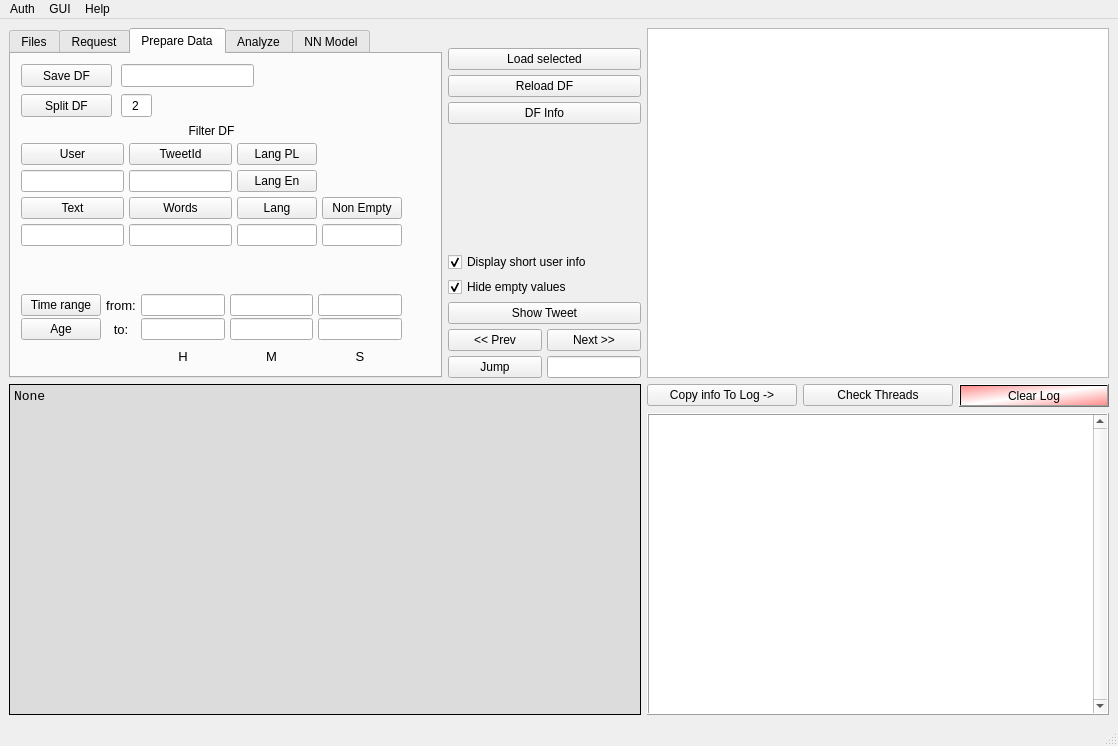
GrzegorzKrug/TwitterAnalyzer, file TwitterAnalyzer/GUI/GUI_QT.ui: the form before one commit.
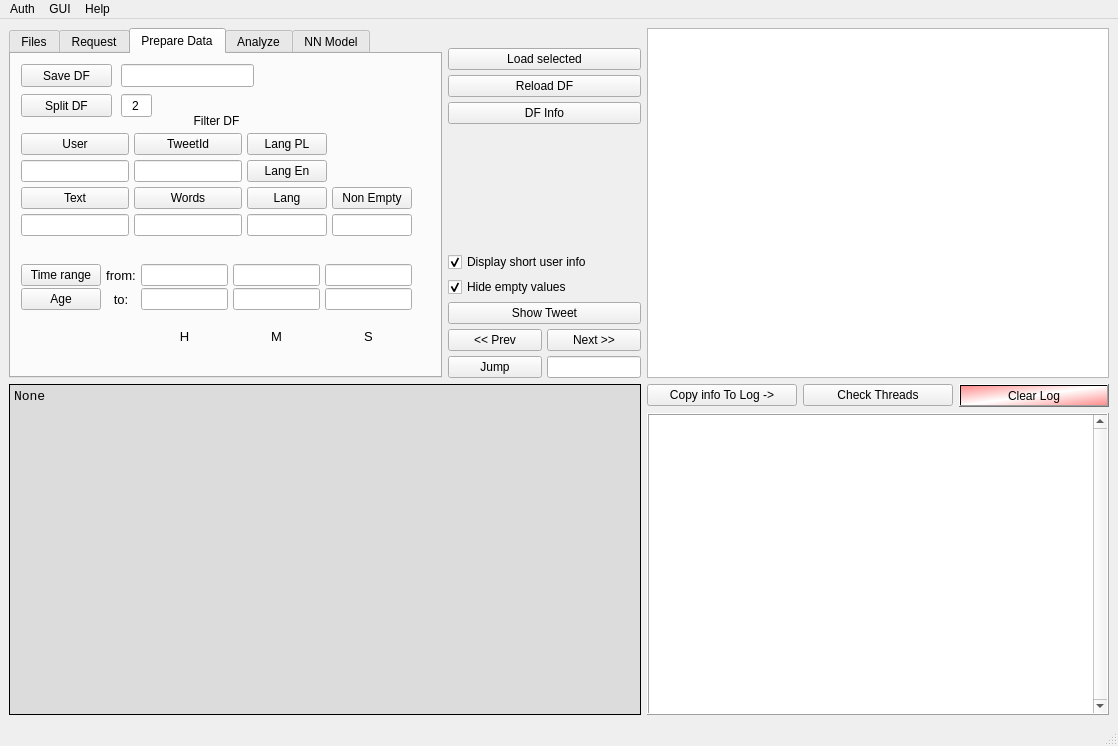
The form after the commit.

Patch:
```diff
--- a/TwitterAnalyzer/GUI/GUI_QT.ui
+++ b/TwitterAnalyzer/GUI/GUI_QT.ui
@@ -612,12 +612,12 @@
           <property name="geometry">
            <rect>
             <x>10</x>
-            <y>70</y>
-            <width>381</width>
-            <height>247</height>
+            <y>60</y>
+            <width>391</width>
+            <height>261</height>
            </rect>
           </property>
-          <layout class="QVBoxLayout" name="Vertical_Filters" stretch="1,1">
+          <layout class="QVBoxLayout" name="Vertical_Filters" stretch="1,1,0">
            <property name="spacing">
             <number>8</number>
            </property>
@@ -765,7 +765,7 @@
                <property name="sizeHint" stdset="0">
                 <size>
                  <width>20</width>
-                 <height>40</height>
+                 <height>20</height>
                 </size>
                </property>
               </spacer>
@@ -929,6 +929,22 @@
              </item>
             </layout>
            </item>
+           <item>
+            <spacer name="verticalSpacer_4">
+             <property name="orientation">
+              <enum>Qt::Vertical</enum>
+             </property>
+             <property name="sizeType">
+              <enum>QSizePolicy::Minimum</enum>
+             </property>
+             <property name="sizeHint" stdset="0">
+              <size>
+               <width>0</width>
+               <height>15</height>
+              </size>
+             </property>
+            </spacer>
+           </item>
           </layout>
          </widget>
         </widget>
```
